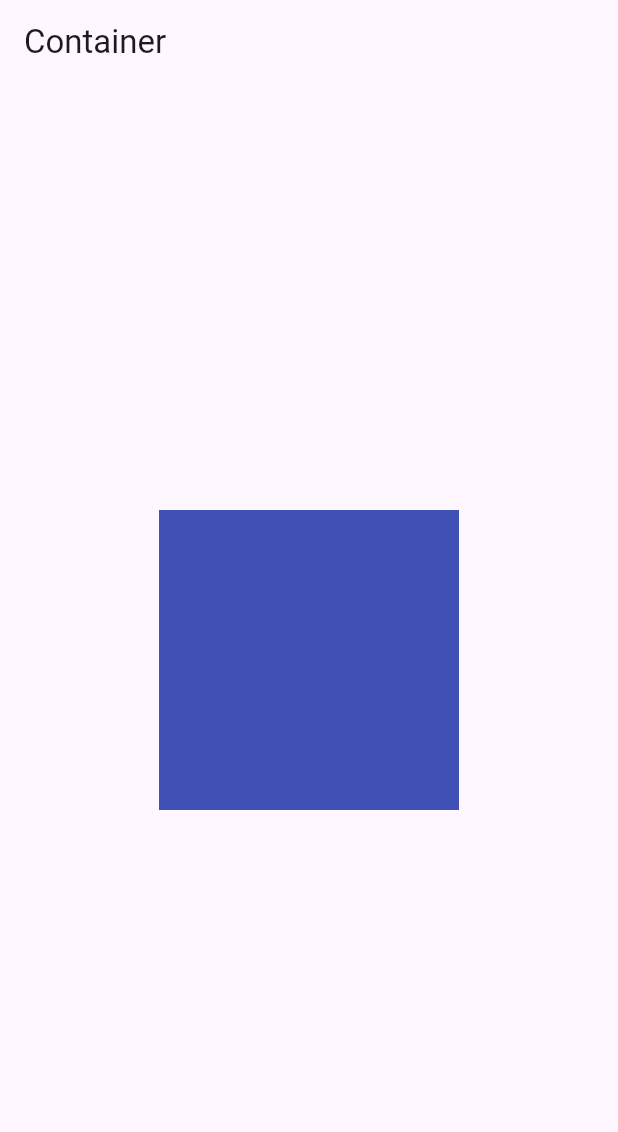
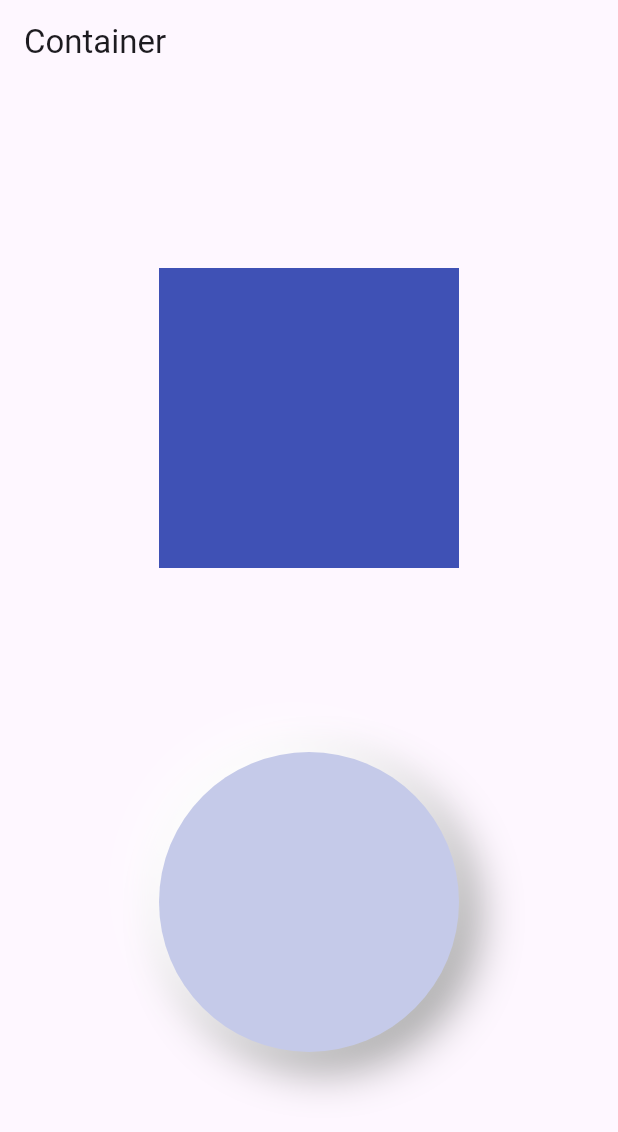
Before and after one commit to saadshd/Flutter-Widgets, a Flutter app: the screen it shows after launch, on a phone screen of 412 x 824 dp. Shown: the top 1132 px of the screen. Run offline on Flutter 3.47's test engine with Material 2 defaults, Android fonts, the phone set to English and light mode, and no system bars.

Commit message:
Update container.dart

```diff
--- a/lib/03_container/container.dart
+++ b/lib/03_container/container.dart
@@ -10,10 +10,38 @@ class MyContainer extends StatelessWidget {
         title: Text('Container'),
       ),
       body: Center(
-        child: Container(
-          height: 200,
-          width: 200,
-          color: Colors.indigo,
+        child: Column(
+          mainAxisAlignment: MainAxisAlignment.spaceEvenly,
+          children: [
+            Container(
+              height: 200,
+              width: 200,
+              color: Colors.indigo,
+            ),
+            Container(
+              height: 200,
+              width: 200,
+              decoration: BoxDecoration(
+              color: Colors.indigo.shade100,
+              shape: BoxShape.circle,
+              boxShadow: [
+                BoxShadow(
+                  color: Colors.grey.shade500,
+                  offset: Offset(10.0, 10.0),
+                  blurRadius: 25.0,
+                  spreadRadius: 2.0,
+                ),
+                BoxShadow(
+                  color: Colors.white,
+                  offset: Offset(-10.0, -10.0),
+                  blurRadius: 25.0,
+                  spreadRadius: 2.0,
+                )
+              ]
+              ),
+
+            ),
+          ],
         ),
       ),
     );
```
